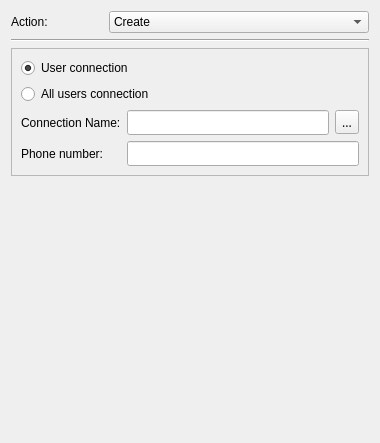
First picture: the form in src/apps/mvvm-folders/network_options/dialupwidget.ui, repository august-alt/policy-preferences-editor-prototype, before the edit.
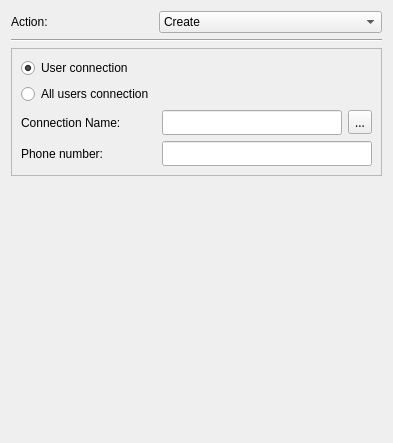
Second picture: the form after the edit.

Diff of the .ui file:
```diff
--- a/src/apps/mvvm-folders/network_options/dialupwidget.ui
+++ b/src/apps/mvvm-folders/network_options/dialupwidget.ui
@@ -52,7 +52,7 @@
        </property>
        <property name="minimumSize">
         <size>
-         <width>92</width>
+         <width>142</width>
          <height>0</height>
         </size>
        </property>
@@ -124,6 +124,18 @@
       </item>
       <item row="2" column="0">
        <widget class="QLabel" name="connectionLabel">
+        <property name="sizePolicy">
+         <sizepolicy hsizetype="Fixed" vsizetype="Preferred">
+          <horstretch>0</horstretch>
+          <verstretch>0</verstretch>
+         </sizepolicy>
+        </property>
+        <property name="minimumSize">
+         <size>
+          <width>135</width>
+          <height>0</height>
+         </size>
+        </property>
         <property name="text">
          <string>Connection Name:</string>
         </property>
@@ -170,6 +182,18 @@
       </item>
       <item row="3" column="0">
        <widget class="QLabel" name="phoneLabel">
+        <property name="sizePolicy">
+         <sizepolicy hsizetype="Fixed" vsizetype="Preferred">
+          <horstretch>0</horstretch>
+          <verstretch>0</verstretch>
+         </sizepolicy>
+        </property>
+        <property name="minimumSize">
+         <size>
+          <width>135</width>
+          <height>0</height>
+         </size>
+        </property>
         <property name="text">
          <string>Phone number:</string>
         </property>
```
